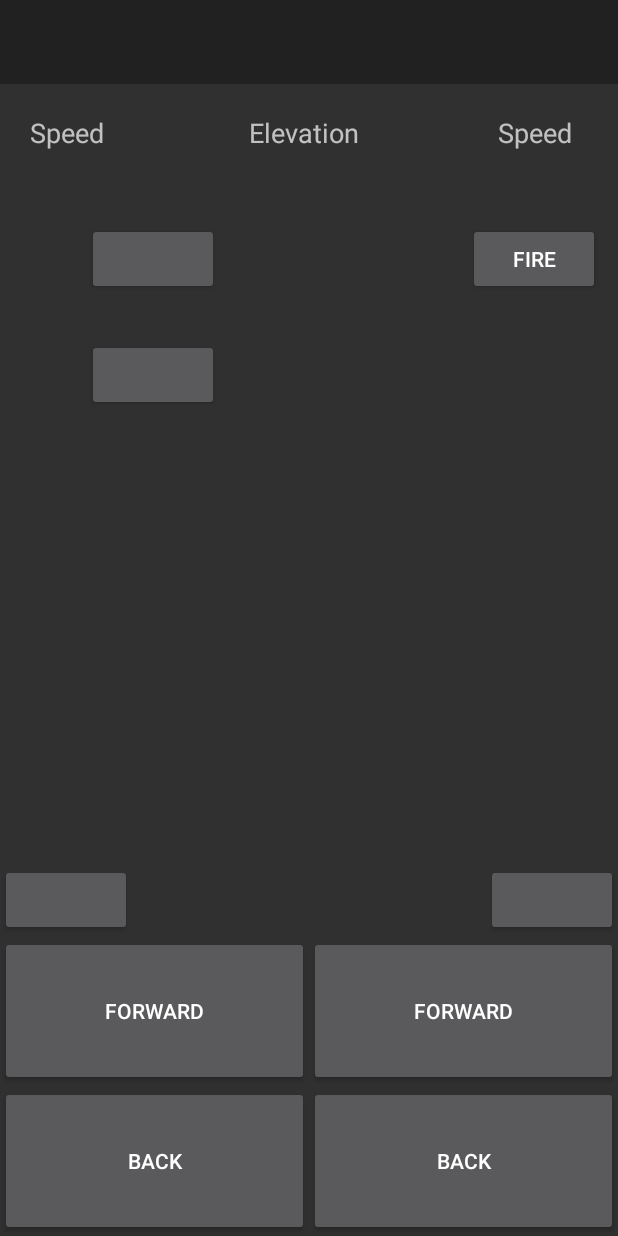
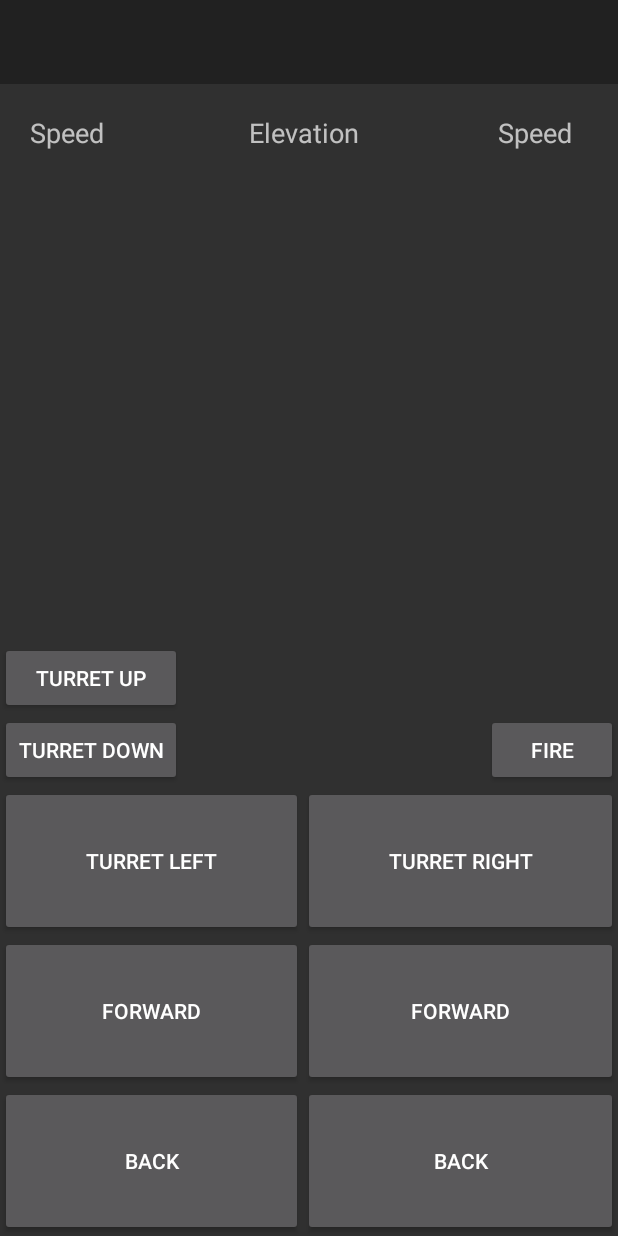
Before and after one commit to macsimbodnar/harduino-material, an Android app: the DeviceActivity screen opened directly, with no data from a screen before it, on a phone screen of 412 x 824 dp. Run offline under Robolectric (Android 15) with nearby library versions, the phone set to English and light mode, and no system bars; network calls fail; 6 statements that could not run were skipped.

Commit message:
Fatta la grafica un po meglio :)

```diff
--- a/app/src/main/res/layout/activity_device.xml
+++ b/app/src/main/res/layout/activity_device.xml
@@ -54,6 +54,27 @@
         android:layout_alignParentBottom="true"
         android:layout_centerHorizontal="true">
 
+
+        <TableRow
+            android:id="@+id/table_3"
+            android:layout_weight="1">
+
+            <Button
+                android:id="@+id/turret_left_button"
+                android:layout_width="match_parent"
+                android:layout_height="100dp"
+                android:text="@string/turret_left"
+                tools:ignore="ButtonStyle" />
+
+            <Button
+                android:id="@+id/turret_right_button"
+                android:layout_width="match_parent"
+                android:layout_height="100dp"
+                android:text="@string/turret_right"
+                tools:ignore="ButtonStyle" />
+
+        </TableRow>
+
         <TableRow
             android:id="@+id/table_1"
             android:layout_weight="1">
@@ -94,43 +115,31 @@
 
     </TableLayout>
 
-    <Button
-        android:id="@+id/turret_left_button"
-        android:layout_width="wrap_content"
-        android:layout_height="wrap_content"
-        android:layout_above="@+id/controller_container"
-        android:layout_alignParentStart="true" />
-
-    <Button
-        android:id="@+id/turret_right_button"
-        android:layout_width="wrap_content"
-        android:layout_height="wrap_content"
-        android:layout_above="@+id/controller_container"
-        android:layout_alignParentEnd="true" />
 
     <Button
         android:id="@+id/gun_up_button"
         android:layout_width="wrap_content"
         android:layout_height="wrap_content"
-        android:layout_below="@+id/verticalSeekbarTextLeft"
-        android:layout_marginTop="28dp"
-        android:layout_toStartOf="@+id/gunElevetionText" />
+        android:layout_above="@+id/gun_down_button"
+        android:layout_alignParentStart="true"
+        android:text="@string/turret_up"
+        android:layout_alignEnd="@+id/gun_down_button" />
 
     <Button
         android:id="@+id/gun_down_button"
         android:layout_width="wrap_content"
         android:layout_height="wrap_content"
-        android:layout_alignStart="@+id/gun_up_button"
-        android:layout_below="@+id/gun_up_button"
-        android:layout_marginTop="29dp" />
+        android:layout_above="@+id/controller_container"
+        android:layout_alignParentStart="true"
+        android:text="@string/turret_down" />
 
     <Button
         android:id="@+id/fire_button"
         android:layout_width="wrap_content"
         android:layout_height="wrap_content"
-        android:layout_alignBottom="@+id/gun_up_button"
-        android:layout_alignStart="@+id/verticalSeekbarTextRight"
-        android:text="@string/fire" />
+        android:text="@string/fire"
+        android:layout_above="@+id/controller_container"
+        android:layout_alignParentEnd="true" />
 
 
 </RelativeLayout>
--- a/app/src/main/res/values/strings.xml
+++ b/app/src/main/res/values/strings.xml
@@ -13,5 +13,9 @@
     <string name="all_back">All Back</string>
     <string name="fire">Fire</string>
     <string name="elevation">Elevation</string>
+    <string name="turret_left">TURRET LEFT</string>
+    <string name="turret_right">TURRET RIGHT</string>
+    <string name="turret_up">TURRET UP</string>
+    <string name="turret_down">TURRET DOWN</string>
 
 </resources>
```
